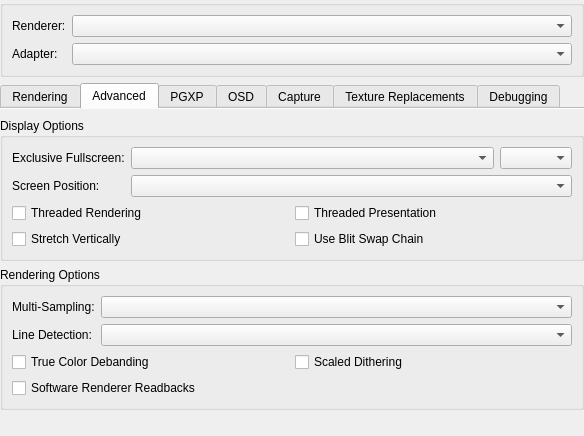
Above: src/duckstation-qt/graphicssettingswidget.ui from kofxi3584karlayang/duckstation before the change. Below: the same form after it.
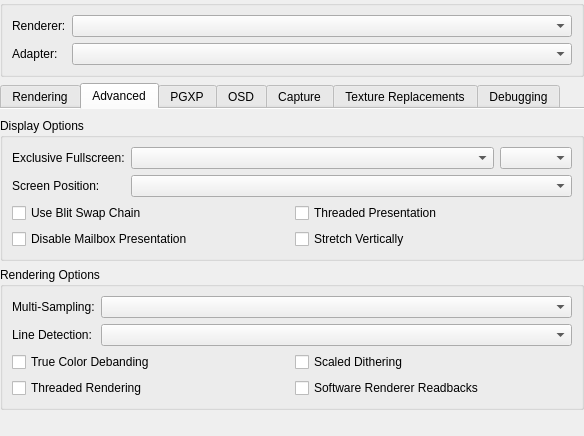
That is the form after the change. The open tabs and pages were chosen to show the change.

Commit message:
System: Add "Disable Mailbox Presentation" option
Partial backport of https://github.com/PCSX2/pcsx2/pull/11296

The edit to the form file:
```diff
--- a/src/duckstation-qt/graphicssettingswidget.ui
+++ b/src/duckstation-qt/graphicssettingswidget.ui
@@ -417,31 +417,31 @@
           </item>
           <item row="2" column="0" colspan="2">
            <layout class="QGridLayout" name="advancedDisplayOptionsLayout">
-            <item row="1" column="1">
+            <item row="0" column="1">
+             <widget class="QCheckBox" name="threadedPresentation">
+              <property name="text">
+               <string>Threaded Presentation</string>
+              </property>
+             </widget>
+            </item>
+            <item row="0" column="0">
              <widget class="QCheckBox" name="blitSwapChain">
               <property name="text">
                <string>Use Blit Swap Chain</string>
               </property>
              </widget>
             </item>
-            <item row="1" column="0">
+            <item row="1" column="1">
              <widget class="QCheckBox" name="stretchDisplayVertically">
               <property name="text">
                <string>Stretch Vertically</string>
               </property>
              </widget>
             </item>
-            <item row="0" column="1">
-             <widget class="QCheckBox" name="threadedPresentation">
+            <item row="1" column="0">
+             <widget class="QCheckBox" name="disableMailboxPresentation">
               <property name="text">
-               <string>Threaded Presentation</string>
-              </property>
-             </widget>
-            </item>
-            <item row="0" column="0">
-             <widget class="QCheckBox" name="gpuThread">
-              <property name="text">
-               <string>Threaded Rendering</string>
+               <string>Disable Mailbox Presentation</string>
               </property>
              </widget>
             </item>
@@ -482,13 +482,20 @@
               </property>
              </widget>
             </item>
-            <item row="1" column="0">
+            <item row="1" column="1">
              <widget class="QCheckBox" name="useSoftwareRendererForReadbacks">
               <property name="text">
                <string>Software Renderer Readbacks</string>
               </property>
              </widget>
             </item>
+            <item row="1" column="0">
+             <widget class="QCheckBox" name="gpuThread">
+              <property name="text">
+               <string>Threaded Rendering</string>
+              </property>
+             </widget>
+            </item>
            </layout>
           </item>
           <item row="0" column="0">
```
The commit also changes 6 other files.
